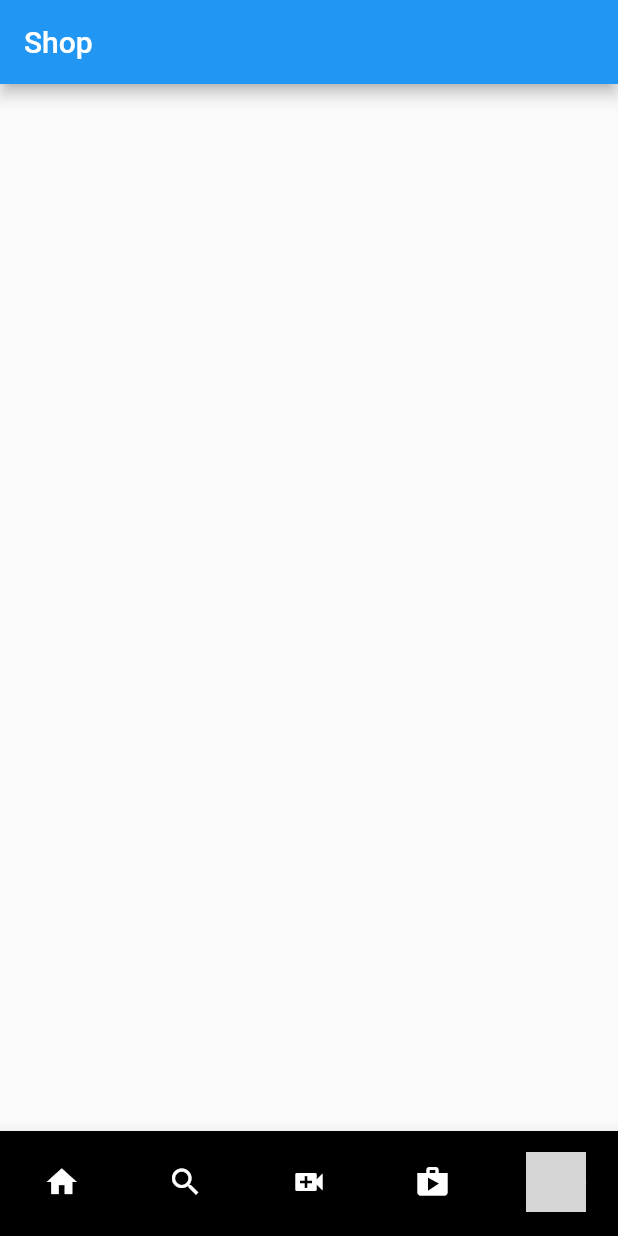
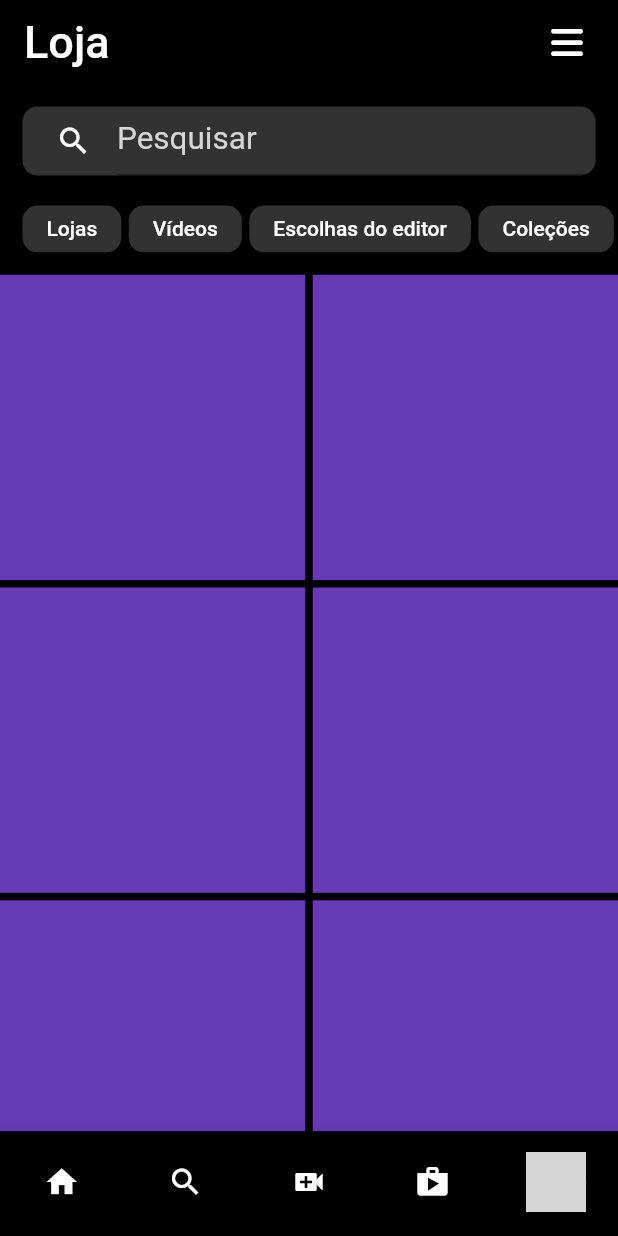
Before and after one commit to hdgiacon/ui_instagram, a Flutter app: the screen it shows after launch, item 4 of the bottom bar chosen, on a phone screen of 412 x 824 dp. Run offline on Flutter 3.47's test engine with Material 2 defaults, Android fonts, the light colour scheme and no system bars; our stand-ins replace device_preview, font_awesome_flutter, marquee; network calls fail; grey boxes are pictures that could not be loaded.

Commit message:
aba shop feita mas não povoada com imagens

```diff
--- a/lib/home/home_page.dart
+++ b/lib/home/home_page.dart
@@ -3,9 +3,11 @@ import 'package:ui_instagram/feed/app_bar_feed.dart';
 import 'package:ui_instagram/feed/feed.dart';
 import 'package:ui_instagram/profile/profile.dart';
 import 'package:ui_instagram/reels/reels.dart';
+import 'package:ui_instagram/reels/reels_appbar.dart';
 import 'package:ui_instagram/search/search.dart';
 import 'package:ui_instagram/search/search_appbar.dart';
 import 'package:ui_instagram/shop/shop.dart';
+import 'package:ui_instagram/shop/shop_appbar.dart';
 
 class HomePage extends StatefulWidget {
   const HomePage({super.key});
@@ -106,9 +108,9 @@ class _HomePageState extends State<HomePage>
       case 1:
         return searchAppbar;
       case 2:
-        return null;
+        return reelsAppBar;
       case 3:
-        return null;
+        return shopAppbar;
       case 4:
         return null;
       default:
--- a/lib/main.dart
+++ b/lib/main.dart
@@ -6,7 +6,7 @@
 void main() {
   runApp(
     DevicePreview(
-      enabled: !kReleaseMode,
+      enabled: kReleaseMode,
       backgroundColor: const Color(0xFF2e2e2e),
       builder: (context) => const MaterialApp(
         useInheritedMediaQuery: true,
--- a/lib/postagem/postagem.dart
+++ b/lib/postagem/postagem.dart
@@ -31,7 +31,7 @@ class Postagem extends StatelessWidget {
           padding: const EdgeInsets.only(left: 10.0, right: 10.0),
           child: Row(
             children: <Widget>[
-              GestureDetector(
+              InkWell(
                 child: Container(
                   width: 30.0,
                   height: 30.0,
--- a/lib/reels/one_reel.dart
+++ b/lib/reels/one_reel.dart
@@ -30,7 +30,7 @@ class OneReel extends StatelessWidget {
           ),
         ),
         Padding(
-          padding: const EdgeInsets.fromLTRB(25.0, 50.0, 10.0, 10.0),
+          padding: const EdgeInsets.fromLTRB(25.0, 20.0, 10.0, 10.0),
           child: Row(
             children: [
               Expanded(
@@ -97,7 +97,8 @@ class OneReel extends StatelessWidget {
                           width: MediaQuery.of(context).size.width * .52,
                           height: 20.0,
                           child: Marquee(
-                            text: 'texto em movimento do reels',
+                            text: 'texto em movimento do reels   ',
+                            velocity: 28.0,
                             style: const TextStyle(
                               color: Colors.white,
                             ),
@@ -202,8 +203,10 @@ class OneReel extends StatelessWidget {
                             profilePhoto,
                           ),
                         ),
-                        //color: Colors.white,
-                        border: Border.all(width: 3.0, color: Colors.white),
+                        border: Border.all(
+                          width: 3.0,
+                          color: Colors.white,
+                        ),
                         borderRadius: BorderRadius.circular(10.0),
                       ),
                     ),
--- /dev/null
+++ b/lib/reels/reels_appbar.dart
@@ -0,0 +1,7 @@
+import 'package:flutter/material.dart';
+
+AppBar reelsAppBar = AppBar(
+  backgroundColor: Colors.black,
+  toolbarHeight: 0.0,
+  flexibleSpace: const SizedBox.shrink(),
+);
--- a/lib/shop/shop.dart
+++ b/lib/shop/shop.dart
@@ -5,11 +5,151 @@ class Shop extends StatelessWidget {
 
   @override
   Widget build(BuildContext context) {
-    return Scaffold(
-      appBar: AppBar(
-        title: const Text('Shop'),
+    final _shopFiltersList = [
+      ElevatedButton(
+        onPressed: () {},
+        style: ElevatedButton.styleFrom(
+          primary: Colors.grey[350]!.withAlpha(60),
+          shape: RoundedRectangleBorder(
+            borderRadius: BorderRadius.circular(10.0),
+          ),
+        ),
+        child: const Text(
+          'Lojas',
+          style: TextStyle(
+            color: Colors.white,
+          ),
+        ),
       ),
-      body: Container(),
+      ElevatedButton(
+        onPressed: () {},
+        style: ElevatedButton.styleFrom(
+          primary: Colors.grey[350]!.withAlpha(60),
+          shape: RoundedRectangleBorder(
+            borderRadius: BorderRadius.circular(10.0),
+          ),
+        ),
+        child: const Text(
+          'Vídeos',
+          style: TextStyle(
+            color: Colors.white,
+          ),
+        ),
+      ),
+      ElevatedButton(
+        onPressed: () {},
+        style: ElevatedButton.styleFrom(
+          primary: Colors.grey[350]!.withAlpha(60),
+          shape: RoundedRectangleBorder(
+            borderRadius: BorderRadius.circular(10.0),
+          ),
+        ),
+        child: const Text(
+          'Escolhas do editor',
+          style: TextStyle(
+            color: Colors.white,
+          ),
+        ),
+      ),
+      ElevatedButton(
+        onPressed: () {},
+        style: ElevatedButton.styleFrom(
+          primary: Colors.grey[350]!.withAlpha(60),
+          shape: RoundedRectangleBorder(
+            borderRadius: BorderRadius.circular(10.0),
+          ),
+        ),
+        child: const Text(
+          'Coleções',
+          style: TextStyle(
+            color: Colors.white,
+          ),
+        ),
+      ),
+      ElevatedButton(
+        onPressed: () {},
+        style: ElevatedButton.styleFrom(
+          primary: Colors.grey[350]!.withAlpha(60),
+          shape: RoundedRectangleBorder(
+            borderRadius: BorderRadius.circular(10.0),
+          ),
+        ),
+        child: const Text(
+          'Guias',
+          style: TextStyle(
+            color: Colors.white,
+          ),
+        ),
+      ),
+    ];
+
+    return Column(
+      children: [
+        Container(
+          margin: const EdgeInsets.all(15.0),
+          height: kToolbarHeight - 10.0,
+          padding: const EdgeInsets.only(left: 10.0),
+          decoration: BoxDecoration(
+            color: Colors.grey[350]!.withAlpha(60),
+            borderRadius: BorderRadius.circular(10.0),
+          ),
+          child: Row(
+            children: [
+              IconButton(
+                onPressed: () {},
+                icon: const Icon(
+                  Icons.search,
+                  color: Colors.white,
+                ),
+              ),
+              const SizedBox(width: 5.0),
+              Expanded(
+                child: TextField(
+                  onTap: () {},
+                  textAlignVertical: TextAlignVertical.center,
+                  decoration: InputDecoration(
+                    hintText: 'Pesquisar',
+                    hintStyle: TextStyle(
+                      color: Colors.grey[350],
+                      fontSize: 21.0,
+                    ),
+                  ),
+                ),
+              )
+            ],
+          ),
+        ),
+        SizedBox(
+          height: MediaQuery.of(context).size.height * .05,
+          child: ListView.separated(
+            padding: const EdgeInsets.only(left: 15.0, top: 5.0, bottom: 5.0),
+            scrollDirection: Axis.horizontal,
+            shrinkWrap: true,
+            separatorBuilder: (context, index) => const SizedBox(width: 5.0),
+            itemCount: _shopFiltersList.length,
+            itemBuilder: (context, index) {
+              return _shopFiltersList[index];
+            },
+          ),
+        ),
+        Expanded(
+          child: GridView.builder(
+            shrinkWrap: true,
+            padding: const EdgeInsets.only(top: 10.0, bottom: 10.0),
+            gridDelegate: const SliverGridDelegateWithFixedCrossAxisCount(
+              crossAxisCount: 2,
+              crossAxisSpacing: 5.0,
+              mainAxisSpacing: 5.0,
+            ),
+            itemCount: 10,
+            itemBuilder: (context, index) {
+              return Container(
+                color: Colors.deepPurple,
+              );
+            },
+          ),
+        )
+      ],
     );
   }
 }
--- /dev/null
+++ b/lib/shop/shop_appbar.dart
@@ -0,0 +1,21 @@
+import 'package:flutter/material.dart';
+import 'package:font_awesome_flutter/font_awesome_flutter.dart';
+
+AppBar shopAppbar = AppBar(
+  backgroundColor: Colors.black,
+  title: const Text(
+    'Loja',
+    style: TextStyle(color: Colors.white, fontSize: 30.0),
+  ),
+  actions: [
+    // icone de drawer
+    IconButton(
+      onPressed: () {},
+      icon: const Icon(
+        FontAwesomeIcons.bars,
+        color: Colors.white,
+      ),
+    ),
+    const SizedBox(width: 10.0)
+  ],
+);
--- a/lib/story/live_story.dart
+++ b/lib/story/live_story.dart
@@ -14,7 +14,7 @@ class LiveStory extends StatelessWidget {
   Widget build(BuildContext context) {
     return Column(
       children: <Widget>[
-        GestureDetector(
+        InkWell(
           child: Stack(
             alignment: Alignment.bottomCenter,
             children: [
@@ -41,7 +41,7 @@ class LiveStory extends StatelessWidget {
                   shape: BoxShape.circle,
                 ),
                 child: Container(
-                  padding: const EdgeInsets.all(1.5),
+                  padding: const EdgeInsets.all(2.5),
                   decoration: const BoxDecoration(
                     color: Colors.black,
                     shape: BoxShape.circle,
--- a/lib/story/my_story.dart
+++ b/lib/story/my_story.dart
@@ -13,7 +13,7 @@ class MyStory extends StatelessWidget {
     return Column(
       children: <Widget>[
         const SizedBox(height: 3.0),
-        GestureDetector(
+        InkWell(
           child: Stack(
             alignment: Alignment.bottomRight,
             children: <Widget>[
--- a/lib/story/story.dart
+++ b/lib/story/story.dart
@@ -14,7 +14,7 @@ class Story extends StatelessWidget {
   Widget build(BuildContext context) {
     return Column(
       children: <Widget>[
-        GestureDetector(
+        InkWell(
           child: Container(
             width: 70.0,
             height: 70.0,
@@ -38,7 +38,7 @@ class Story extends StatelessWidget {
               shape: BoxShape.circle,
             ),
             child: Container(
-              padding: const EdgeInsets.all(1.5),
+              padding: const EdgeInsets.all(2.5),
               decoration: const BoxDecoration(
                 color: Colors.black,
                 shape: BoxShape.circle,
```
